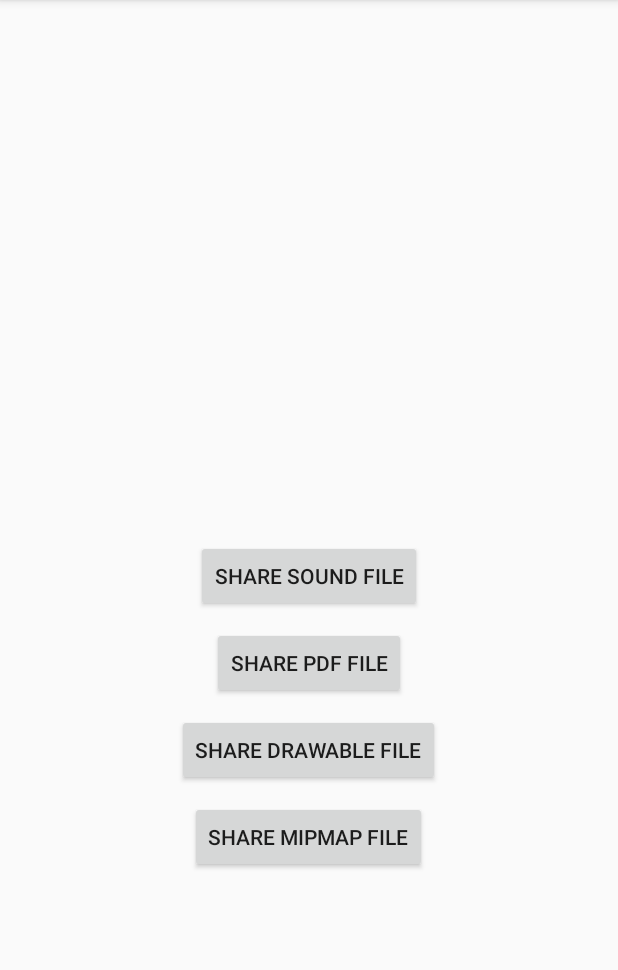
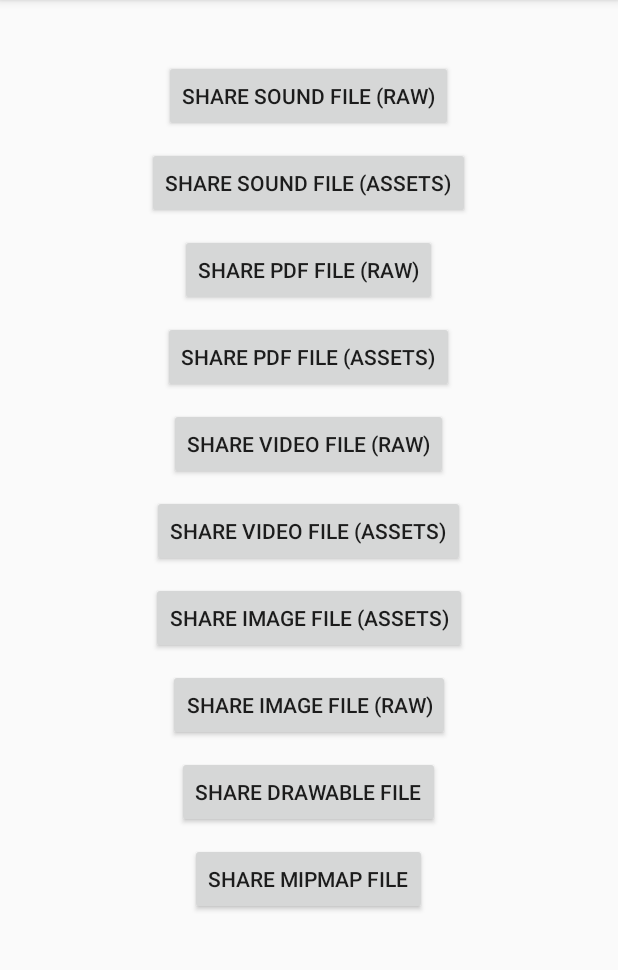
Before and after one commit to federicoboschini/Android-Resource-File-Provider, an Android app: the screen it shows after launch (MainActivity), on a phone screen of 412 x 824 dp, the part 84-1054 px from its top. Run offline under Robolectric (Android 15) with nearby library versions, the phone set to English and light mode, and no system bars.

Commit message:
feat(sample): showcase assets & raw + video files

```diff
--- a/sample/src/main/res/layout/activity_main.xml
+++ b/sample/src/main/res/layout/activity_main.xml
@@ -6,29 +6,90 @@
     tools:context="it.federicoboschini.fileprovidersample.MainActivity">
 
     <Button
-        android:id="@+id/shareSound"
+        android:id="@+id/shareSoundRaw"
         android:layout_width="wrap_content"
         android:layout_height="wrap_content"
-        android:layout_centerInParent="true"
+        android:layout_marginTop="40dp"
+        android:layout_centerHorizontal="true"
         android:onClick="shareRawSoundFile"
-        android:text="@string/share_sound_file" />
+        android:text="@string/share_sound_file_raw" />
 
     <Button
-        android:id="@+id/sharePdf"
+        android:id="@+id/shareSoundAssets"
         android:layout_width="wrap_content"
         android:layout_height="wrap_content"
-        android:layout_below="@id/shareSound"
-        android:layout_centerInParent="true"
+        android:layout_marginTop="10dp"
+        android:layout_below="@id/shareSoundRaw"
+        android:layout_centerHorizontal="true"
+        android:onClick="shareAssetsSoundFile"
+        android:text="@string/share_sound_file_assets" />
+
+    <Button
+        android:id="@+id/sharePdfRaw"
+        android:layout_width="wrap_content"
+        android:layout_height="wrap_content"
+        android:layout_below="@id/shareSoundAssets"
+        android:layout_centerHorizontal="true"
         android:layout_marginTop="10dp"
         android:onClick="shareRawPdfFile"
-        android:text="@string/share_pdf_file" />
+        android:text="@string/share_pdf_file_raw" />
+
+    <Button
+        android:id="@+id/sharePdfAssets"
+        android:layout_width="wrap_content"
+        android:layout_height="wrap_content"
+        android:layout_below="@id/sharePdfRaw"
+        android:layout_centerHorizontal="true"
+        android:layout_marginTop="10dp"
+        android:onClick="shareAssetsPdfFile"
+        android:text="@string/share_pdf_file_assets" />
+
+    <Button
+        android:id="@+id/shareVideoRaw"
+        android:layout_width="wrap_content"
+        android:layout_height="wrap_content"
+        android:layout_below="@id/sharePdfAssets"
+        android:layout_centerHorizontal="true"
+        android:layout_marginTop="10dp"
+        android:onClick="shareRawVideoFile"
+        android:text="@string/share_video_file_raw" />
+
+    <Button
+        android:id="@+id/shareVideoAssets"
+        android:layout_width="wrap_content"
+        android:layout_height="wrap_content"
+        android:layout_below="@id/shareVideoRaw"
+        android:layout_centerHorizontal="true"
+        android:layout_marginTop="10dp"
+        android:onClick="shareAssetsVideoFile"
+        android:text="@string/share_video_file_assets" />
+
+    <Button
+        android:id="@+id/shareImageAssets"
+        android:layout_width="wrap_content"
+        android:layout_height="wrap_content"
+        android:layout_below="@id/shareVideoAssets"
+        android:layout_centerHorizontal="true"
+        android:layout_marginTop="10dp"
+        android:onClick="shareImageAssets"
+        android:text="@string/share_image_file_assets" />
+
+    <Button
+        android:id="@+id/shareImageRaw"
+        android:layout_width="wrap_content"
+        android:layout_height="wrap_content"
+        android:layout_below="@id/shareImageAssets"
+        android:layout_centerHorizontal="true"
+        android:layout_marginTop="10dp"
+        android:onClick="shareImageRaw"
+        android:text="@string/share_image_file_raw" />
 
     <Button
         android:id="@+id/shareDrawable"
         android:layout_width="wrap_content"
         android:layout_height="wrap_content"
-        android:layout_below="@id/sharePdf"
-        android:layout_centerInParent="true"
+        android:layout_below="@id/shareImageRaw"
+        android:layout_centerHorizontal="true"
         android:layout_marginTop="10dp"
         android:onClick="shareDrawableFile"
         android:text="@string/share_drawable_file" />
@@ -38,7 +99,7 @@
         android:layout_width="wrap_content"
         android:layout_height="wrap_content"
         android:layout_below="@id/shareDrawable"
-        android:layout_centerInParent="true"
+        android:layout_centerHorizontal="true"
         android:layout_marginTop="10dp"
         android:onClick="shareMipMapFile"
         android:text="@string/share_mipmap_file" />
--- a/sample/src/main/res/values/strings.xml
+++ b/sample/src/main/res/values/strings.xml
@@ -1,8 +1,14 @@
 <resources>
     <string name="app_name">Resource File Provider Sample</string>
     <string name="rfp_provider_authority">it.my_company.my_app.my_authority</string>
-    <string name="share_sound_file">Share sound file</string>
-    <string name="share_pdf_file">Share PDF file</string>
+    <string name="share_sound_file_raw">Share sound file (raw)</string>
+    <string name="share_pdf_file_raw">Share PDF file (raw)</string>
+    <string name="share_video_file_raw">Share video file (raw)</string>
+    <string name="share_sound_file_assets">Share sound file (assets)</string>
+    <string name="share_pdf_file_assets">Share PDF file (assets)</string>
+    <string name="share_video_file_assets">Share video file (assets)</string>
+    <string name="share_image_file_assets">Share image file (assets)</string>
+    <string name="share_image_file_raw">Share image file (raw)</string>
     <string name="share_drawable_file">Share drawable file</string>
     <string name="share_mipmap_file">Share mipmap file</string>
 </resources>
```
Also changed, not shown: sample/src/main/java/it/federicoboschini/fileprovidersample/MainActivity.java (+92 -0 lines), sample/src/main/assets/pokeflute.png (added), sample/src/main/res/raw/pokeflute.png (added), 4 other files.
